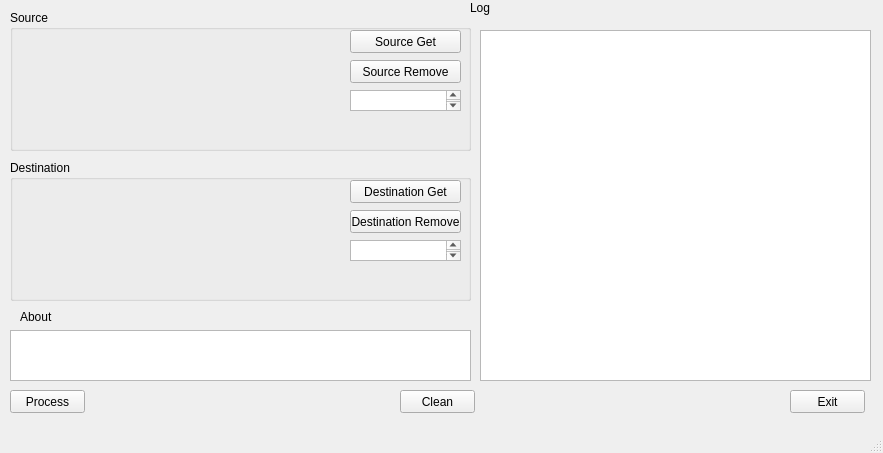
Old version of the form pyqt/copyfiles_main_wdw.ui in the repository cratzerdigitalreef/CopyFiles.
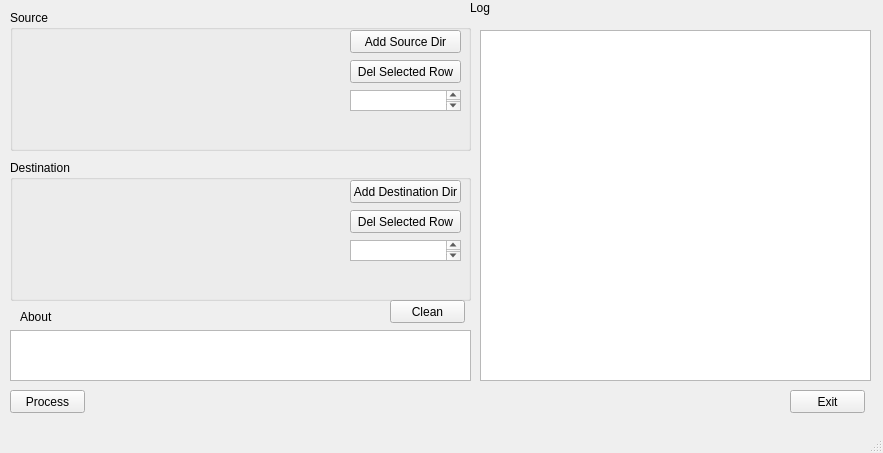
New version of the form.

Diff of the .ui file:
```diff
--- a/pyqt/copyfiles_main_wdw.ui
+++ b/pyqt/copyfiles_main_wdw.ui
@@ -98,7 +98,7 @@
       </rect>
      </property>
      <property name="text">
-      <string>Source Get</string>
+      <string>Add Source Dir</string>
      </property>
     </widget>
     <widget class="QPushButton" name="pbSourceRemove">
@@ -111,7 +111,7 @@
       </rect>
      </property>
      <property name="text">
-      <string>Source Remove</string>
+      <string>Del Selected Row</string>
      </property>
     </widget>
     <widget class="QWidget" name="verticalLayoutWidget">
@@ -161,7 +161,7 @@
       </rect>
      </property>
      <property name="text">
-      <string>Destination Get</string>
+      <string>Add Destination Dir</string>
      </property>
     </widget>
     <widget class="QPushButton" name="pbDestinationRemove">
@@ -174,7 +174,7 @@
       </rect>
      </property>
      <property name="text">
-      <string>Destination Remove</string>
+      <string>Del Selected Row</string>
      </property>
     </widget>
     <widget class="QWidget" name="verticalLayoutWidget_2">
@@ -205,8 +205,8 @@
    <widget class="QPushButton" name="pbClean">
     <property name="geometry">
      <rect>
-      <x>400</x>
-      <y>390</y>
+      <x>390</x>
+      <y>300</y>
       <width>75</width>
       <height>23</height>
      </rect>
```
